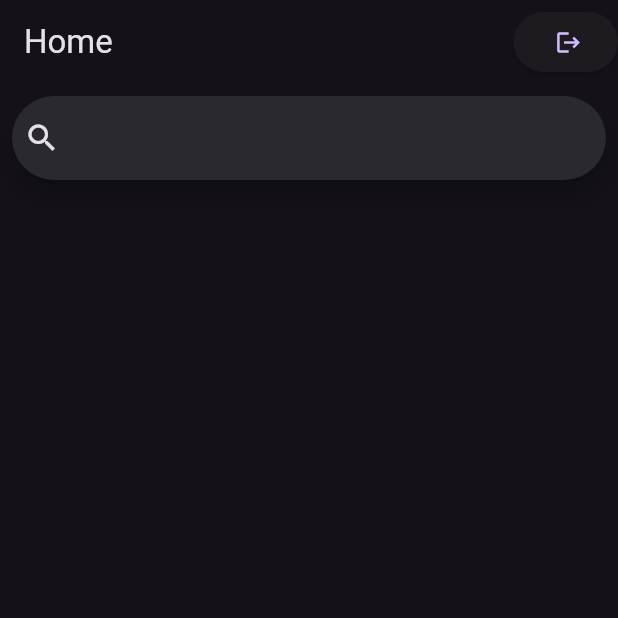
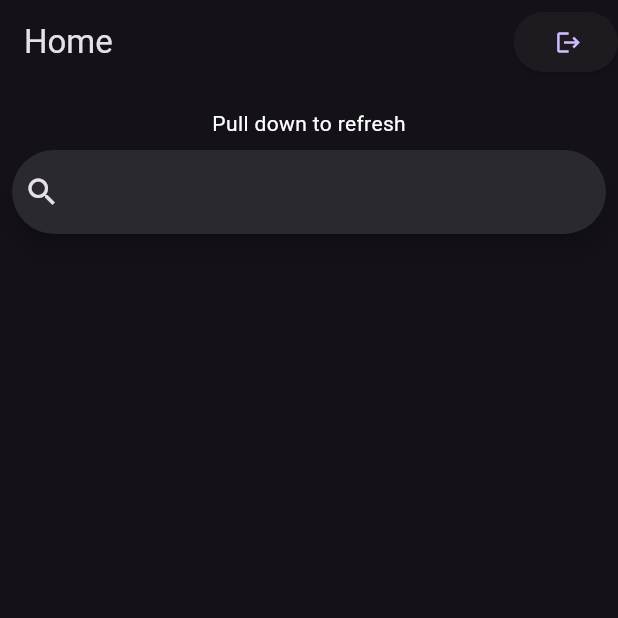
Before and after one commit to neryadrian/utn_flutter, a Flutter app: the Home screen opened directly, on a phone screen of 412 x 824 dp, the top half of it. Run offline on Flutter 3.47's test engine with Material 3 defaults, Android fonts, the phone set to English and light mode, and no system bars; our stand-ins replace cloud_firestore, firebase_auth, firebase_core, flutter_signin_button, google_sign_in; missing offline and left inert: dart:ffi; accounts and stored records are empty; network calls fail.

Commit message:
Some styling

```diff
--- a/lib/components/symbol_add.dart
+++ b/lib/components/symbol_add.dart
@@ -46,6 +46,7 @@ class _SymbolAddState extends State<SymbolAdd> {
     }).catchError((error) {
       print('Error: ' + error.toString());
     });
+    super.initState();
   }
 
   @override
--- a/lib/pages/home.dart
+++ b/lib/pages/home.dart
@@ -39,14 +39,16 @@ class _Home extends State<Home> {
   @override
   initState() {
     // Auth listener
-    _userSubscription = FirebaseAuth.instance.authStateChanges().listen((User? user) {
+    _userSubscription =
+        FirebaseAuth.instance.authStateChanges().listen((User? user) {
       setState(() {
         _user = user;
       });
     });
 
     // Firestore listener
-    _dataSubscription = _symbolsCollection.snapshots().listen((QuerySnapshot snapshot) {
+    _dataSubscription =
+        _symbolsCollection.snapshots().listen((QuerySnapshot snapshot) {
       List<_SymbolDocument> newSymbols = [];
       for (final DocumentSnapshot document in snapshot.docs) {
         Map<String, dynamic> data = document.data()! as Map<String, dynamic>;
@@ -63,8 +65,8 @@ class _Home extends State<Home> {
 
   @override
   void dispose() {
-    if(_userSubscription != null) _userSubscription!.cancel();
-    if(_dataSubscription != null) _dataSubscription!.cancel();
+    if (_userSubscription != null) _userSubscription!.cancel();
+    if (_dataSubscription != null) _dataSubscription!.cancel();
     super.dispose();
   }
 
@@ -85,9 +87,7 @@ class _Home extends State<Home> {
   void _deleteSymbol(String name) {
     for (final document in _symbols) {
       if (document.name.toLowerCase() == name.toLowerCase()) {
-        _symbolsCollection
-            .doc(document.id)
-            .delete();
+        _symbolsCollection.doc(document.id).delete();
       }
     }
   }
@@ -138,6 +138,17 @@ class _Home extends State<Home> {
                 prices: _prices,
                 onPressed: _deleteSymbol,
               ),
+              Container(
+                padding: const EdgeInsets.all(8.0),
+                child: const Center(
+                  child: Text(
+                    'Pull down to refresh',
+                    style: TextStyle(
+                      color: Colors.white,
+                    ),
+                  ),
+                ),
+              ),
               const SymbolAdd(),
             ],
           ),
```
Also changed, not shown: lib/main.dart (+1 -14 lines), lib/pages/login.dart (+5 -3 lines).
